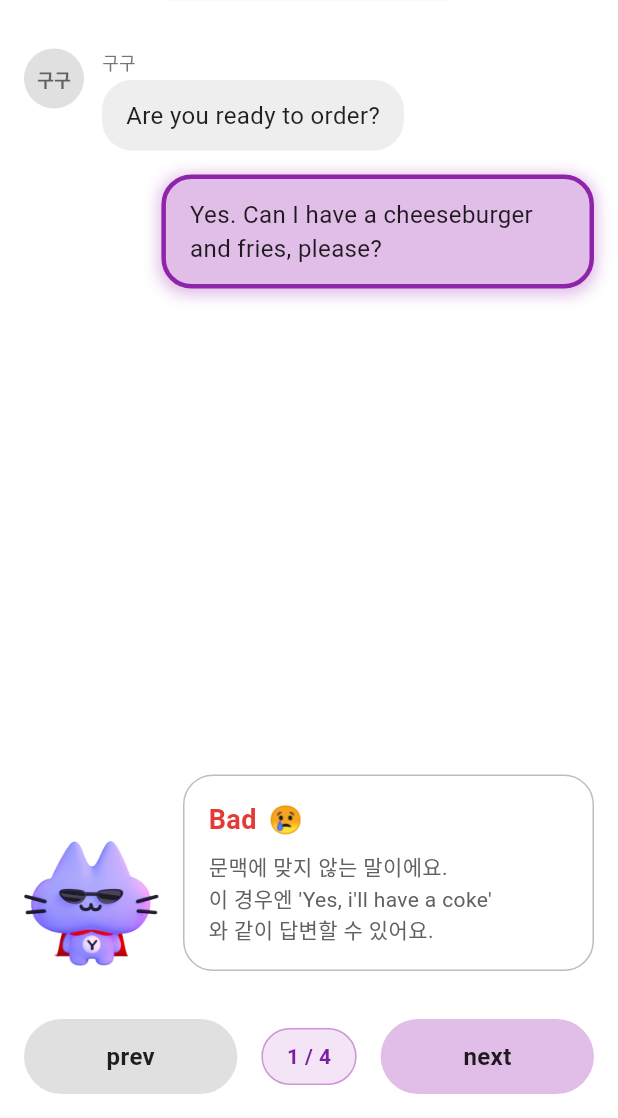
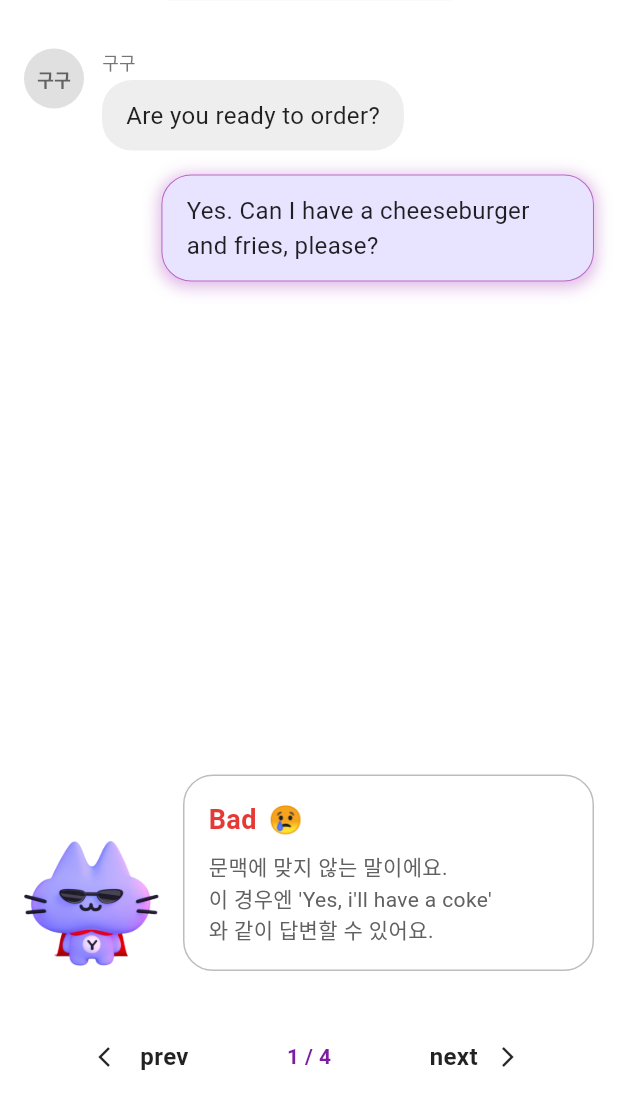
Before and after one commit to DH-Koo/Team46_Junction_Asia_2025, a Flutter app: the RecordDetailChatScreen screen opened directly, on a phone screen of 412 x 824 dp, the part 118-1236 px from its top. Run offline on Flutter 3.47's test engine with Material 3 defaults, Android fonts, the phone set to English and light mode, and no system bars; our stand-ins replace material_symbols_icons.

Commit message:
ui 개선

```diff
--- a/lib/screens/chat/practice_chat_screen.dart
+++ b/lib/screens/chat/practice_chat_screen.dart
@@ -161,7 +161,7 @@ class _PracticeChatScreenState extends State<PracticeChatScreen> {
                   vertical: 12.0,
                 ),
                 decoration: BoxDecoration(
-                  color: Colors.purple[100],
+                  color: Color(0xFFE8E4FF),
                   borderRadius: BorderRadius.circular(20),
                 ),
                 child: Text(
--- a/lib/screens/chat/rank_chat_screen.dart
+++ b/lib/screens/chat/rank_chat_screen.dart
@@ -255,7 +255,7 @@ class _RankChatScreenState extends State<RankChatScreen> {
               child: Container(
                 padding: const EdgeInsets.symmetric(horizontal: 16.0, vertical: 12.0),
                 decoration: BoxDecoration(
-                  color: Colors.purple[100],
+                  color: Color(0xFFE8E4FF),
                   borderRadius: BorderRadius.circular(20),
                 ),
                 child: Text(
--- a/lib/screens/record/record_detail_chat_screen.dart
+++ b/lib/screens/record/record_detail_chat_screen.dart
@@ -200,10 +200,10 @@ class _RecordDetailChatScreenState extends State<RecordDetailChatScreen> {
               child: Container(
                 padding: const EdgeInsets.symmetric(horizontal: 16.0, vertical: 12.0),
                 decoration: BoxDecoration(
-                  color: Colors.purple[100],
+                  color: Color(0xFFE8E4FF),
                   borderRadius: BorderRadius.circular(20),
                   border: isHighlighted
-                    ? Border.all(color: Colors.purple[600]!, width: 3)
+                    ? Border.all(color: Colors.purple[300]!, width: 0.7)
                     : null,
                   boxShadow: isHighlighted
                     ? [
@@ -375,17 +375,26 @@ class _RecordDetailChatScreenState extends State<RecordDetailChatScreen> {
           Expanded(
             child: Container(
               height: 50,
-              decoration: BoxDecoration(
-                color: canGoPrev ? Colors.purple[100] : Colors.grey[300],
-                borderRadius: BorderRadius.circular(25),
-              ),
+            //   decoration: BoxDecoration(
+            //     color: canGoPrev ? Color(0xFFE8E4FF) : Colors.grey[300],
+            //     borderRadius: BorderRadius.circular(25),
+            //   ),
               child: Material(
                 color: Colors.transparent,
                 child: InkWell(
                   borderRadius: BorderRadius.circular(25),
                   onTap: canGoPrev ? _prevStep : null,
                   child: const Center(
-                    child: Text(
+                    child: Row(
+                        mainAxisAlignment: MainAxisAlignment.center,
+                        children: [
+                        Icon(
+                            Icons.arrow_back_ios,
+                            size: 16,
+                            color: Colors.black87,
+                          ),
+                          const SizedBox(width: 12),
+                          Text(
                             "prev",
                             style: TextStyle(
                               fontSize: 16,
@@ -393,6 +402,8 @@ class _RecordDetailChatScreenState extends State<RecordDetailChatScreen> {
                               color: Colors.black87,
                             ),
                           ),
+                        ],
+                    )
                   ),
                 ),
               ),
@@ -402,20 +413,12 @@ class _RecordDetailChatScreenState extends State<RecordDetailChatScreen> {
           const SizedBox(width: 16),
 
           // 단계 표시
-          Container(
-            padding: const EdgeInsets.symmetric(horizontal: 16, vertical: 8),
-            decoration: BoxDecoration(
-              color: Colors.purple[50],
-              borderRadius: BorderRadius.circular(20),
-              border: Border.all(color: Colors.purple[200]!),
-            ),
-            child: Text(
+          Text(
               '${_currentStep + 1} / ${_userMessageIndices.length}',
               style: TextStyle(
                 fontSize: 14,
                 fontWeight: FontWeight.w600,
                 color: Colors.purple[700],
-              ),
               ),
             ),
 
@@ -425,24 +428,44 @@ class _RecordDetailChatScreenState extends State<RecordDetailChatScreen> {
           Expanded(
             child: Container(
               height: 50,
-              decoration: BoxDecoration(
-                color: isLastStep ? Colors.green[100] : Colors.purple[100],
-                borderRadius: BorderRadius.circular(25),
-              ),
+            //   decoration: BoxDecoration(
+            //     color: isLastStep ? Colors.green[100] : Color(0xFFE8E4FF),
+            //     borderRadius: BorderRadius.circular(25),
+            //   ),
               child: Material(
                 color: Colors.transparent,
                 child: InkWell(
                   borderRadius: BorderRadius.circular(25),
                   onTap: isLastStep ? _finishChat : _nextStep,
                   child: Center(
-                    child: Text(
-                      isLastStep ? "Finish" : "next",
+                    child: isLastStep ?
+                    Text(
+                      "Finish",
                       style: TextStyle(
                         fontSize: 16,
                         fontWeight: FontWeight.w600,
-                        color: isLastStep ? Colors.green[700] : Colors.black87,
+                        color: Colors.green[700],
+                      ),
+                    ) :
+                    Row(
+                        mainAxisAlignment: MainAxisAlignment.center,
+                        children: [
+                          Text(
+                            "next",
+                            style: TextStyle(
+                              fontSize: 16,
+                              fontWeight: FontWeight.w600,
+                              color: Colors.black87,
                             ),
                           ),
+                          const SizedBox(width: 12),
+                          Icon(
+                            Icons.arrow_forward_ios,
+                            size: 16,
+                            color: Colors.black87,
+                          ),
+                        ],
+                    )
                   ),
                 ),
               ),
--- a/lib/screens/record/record_detail_summary_screen.dart
+++ b/lib/screens/record/record_detail_summary_screen.dart
@@ -23,10 +23,11 @@ class _RecordDetailSummaryScreenState extends State<RecordDetailSummaryScreen> {
             children: [
               // 상단 헤더
               Row(
+                mainAxisAlignment: MainAxisAlignment.spaceBetween,
                 children: [
+                    SizedBox(width: 16),
                   // "Cheer up!" 텍스트와 박수 이모지
-                  Expanded(
-                    child: Row(
+                  Row(
                     children: [
                       const Text(
                           'Cheer up!',
@@ -40,13 +41,13 @@ class _RecordDetailSummaryScreenState extends State<RecordDetailSummaryScreen> {
                         const Text('👏', style: TextStyle(fontSize: 24)),
                     ],
                   ),
-                  ),
-                  // 캐릭터 이미지
+                  SizedBox(width: 16),
                   Image.asset(
                         'assets/image/character.png',
                         width: 80,
                         height: 80,
                     ),
+                    SizedBox(width: 16),
                 ],
               ),
 
```
Lines whose indentation alone changed are shown as unchanged.
